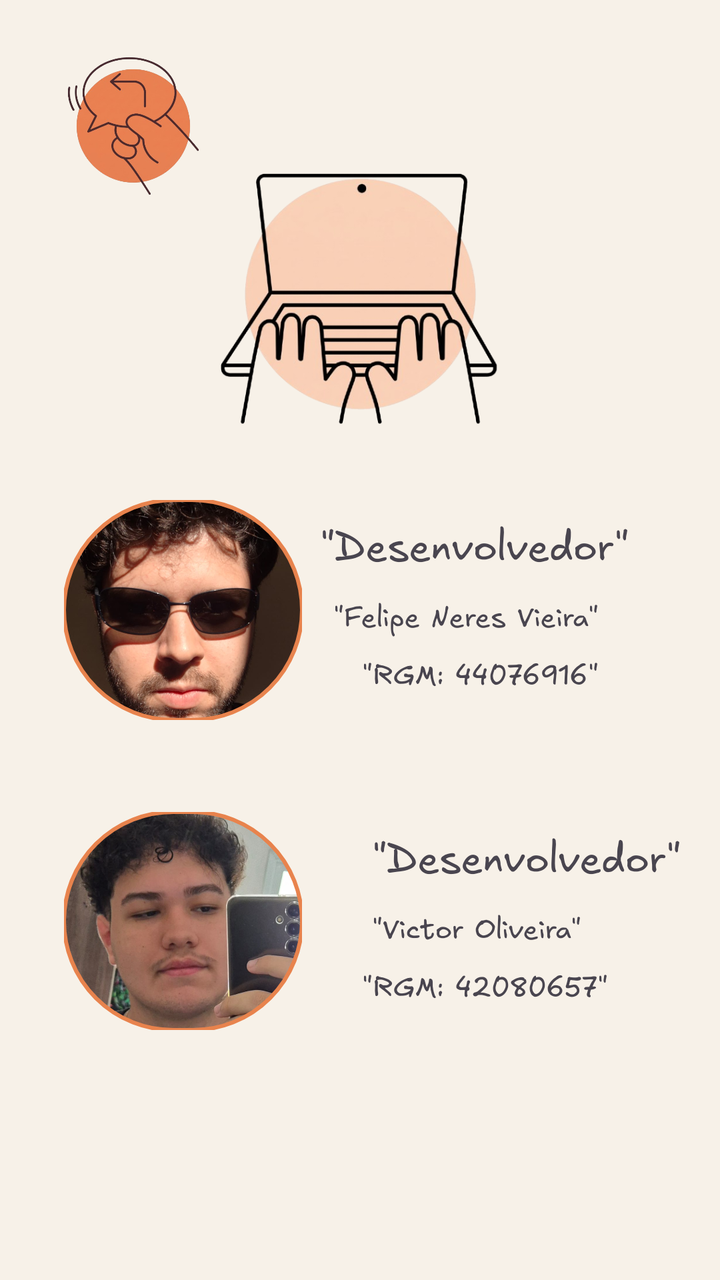
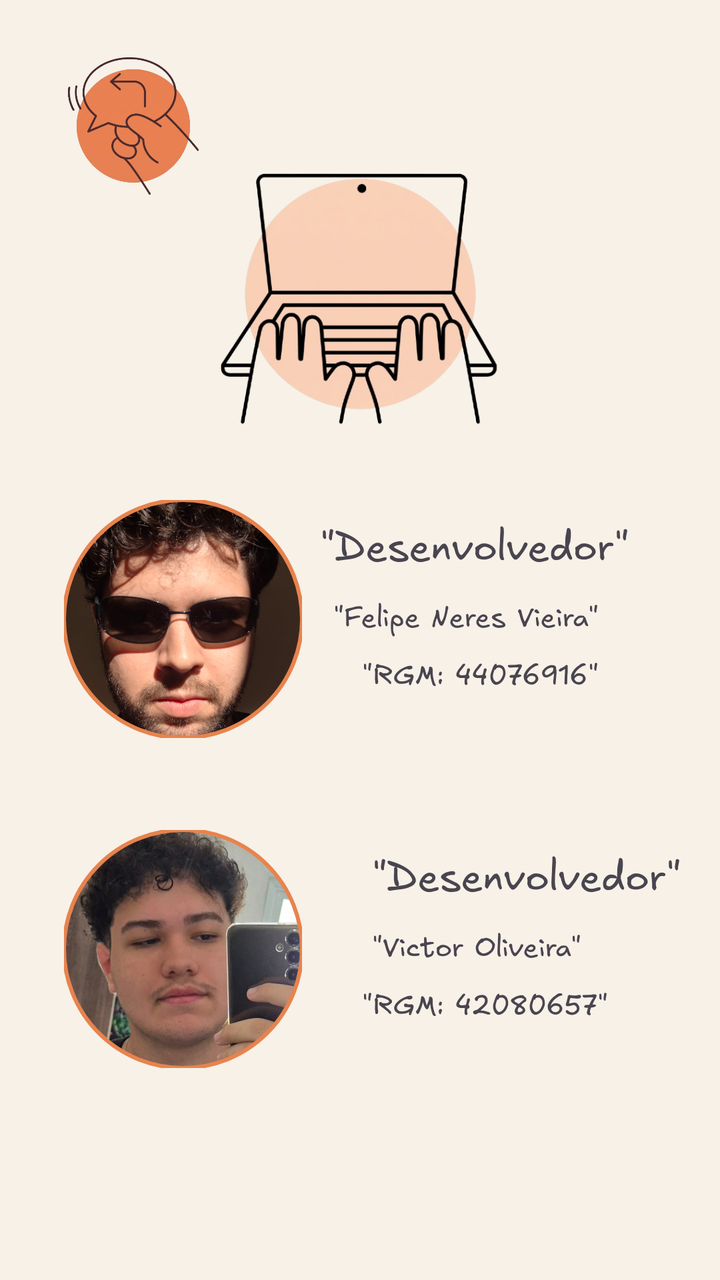

Screens rendered from an Android XML layout before and after an edit, with the pre-edit source and the edit as a unified diff.
<!-- AndroidManifest.xml: application theme Theme.QuizBandeiras -->
<!-- res/layout/activity_devs.xml -->
<?xml version="1.0" encoding="utf-8"?>
<androidx.constraintlayout.widget.ConstraintLayout xmlns:android="http://schemas.android.com/apk/res/android"
    xmlns:app="http://schemas.android.com/apk/res-auto"
    xmlns:tools="http://schemas.android.com/tools"
    android:id="@+id/main"
    android:layout_width="match_parent"
    android:layout_height="match_parent"
    android:background="@color/fundo_geral">

    <ImageView
        android:id="@+id/iv_voltar"
        android:layout_width="88dp"
        android:layout_height="78dp"
        android:layout_marginTop="24dp"
        android:contentDescription="@string/desc_voltar"
        app:layout_constraintEnd_toEndOf="parent"
        app:layout_constraintHorizontal_bias="0.083"
        app:layout_constraintStart_toStartOf="parent"
        app:layout_constraintTop_toTopOf="parent"
        app:srcCompat="@drawable/icon_voltar" />

    <ImageView
        android:id="@+id/iv_icone_dev"
        android:layout_width="167dp"
        android:layout_height="158dp"
        android:contentDescription="@null"
        app:layout_constraintBottom_toBottomOf="parent"
        app:layout_constraintEnd_toEndOf="parent"
        app:layout_constraintStart_toStartOf="parent"
        app:layout_constraintTop_toTopOf="parent"
        app:layout_constraintVertical_bias="0.141"
        app:srcCompat="@drawable/icon_dev" />

    <TextView
        android:id="@+id/tv_cargo_felipe"
        android:layout_width="wrap_content"
        android:layout_height="wrap_content"
        android:text="@string/cargo_desenvolvedor"
        android:textSize="20sp"
        app:layout_constraintEnd_toEndOf="@+id/tv_nome_felipe"
        app:layout_constraintHorizontal_bias="0.318"
        app:layout_constraintStart_toStartOf="@+id/tv_nome_felipe"
        app:layout_constraintTop_toTopOf="@id/iv_foto_felipe"
        android:layout_marginTop="8dp" />

    <com.google.android.material.imageview.ShapeableImageView
        android:id="@+id/iv_foto_victor"
        android:layout_width="119dp"
        android:layout_height="109dp"
        android:scaleType="centerCrop"
        android:contentDescription="@string/desc_foto_victor"
        app:shapeAppearanceOverlay="@style/ShapeAppearanceOverlay.Circle"
        app:srcCompat="@drawable/victor_circular"
        app:strokeColor="@color/cta_coral"
        app:strokeWidth="2dp"
        app:layout_constraintStart_toStartOf="parent"
        app:layout_constraintTop_toBottomOf="@id/iv_foto_felipe"
        android:layout_marginStart="32dp"
        android:layout_marginTop="46dp" />

    <TextView
        android:id="@+id/tv_cargo_victor"
        android:layout_width="wrap_content"
        android:layout_height="wrap_content"
        android:text="@string/cargo_desenvolvedor"
        android:textAlignment="center"
        android:textSize="20sp"
        app:layout_constraintEnd_toEndOf="@+id/tv_nome_victor"
        app:layout_constraintHorizontal_bias="0.0"
        app:layout_constraintStart_toStartOf="@+id/tv_nome_victor"
        app:layout_constraintTop_toTopOf="@id/iv_foto_victor"
        android:layout_marginTop="8dp" />

    <com.google.android.material.imageview.ShapeableImageView
        android:id="@+id/iv_foto_felipe"
        android:layout_width="119dp"
        android:layout_height="110dp"
        android:scaleType="centerCrop"
        android:contentDescription="@string/desc_foto_felipe"
        app:shapeAppearanceOverlay="@style/ShapeAppearanceOverlay.Circle"
        app:srcCompat="@drawable/feliprow_circular"
        app:strokeColor="@color/cta_coral"
        app:strokeWidth="2dp"
        app:layout_constraintStart_toStartOf="parent"
        app:layout_constraintTop_toBottomOf="@id/iv_icone_dev"
        android:layout_marginStart="32dp"
        android:layout_marginTop="24dp" />

    <TextView
        android:id="@+id/tv_nome_victor"
        android:layout_width="wrap_content"
        android:layout_height="wrap_content"
        android:text="@string/nome_dev_victor"
        android:textAlignment="center"
        app:layout_constraintEnd_toEndOf="@+id/tv_rgm_victor"
        app:layout_constraintHorizontal_bias="0.272"
        app:layout_constraintStart_toStartOf="@+id/tv_rgm_victor"
        app:layout_constraintTop_toBottomOf="@id/tv_cargo_victor"
        android:layout_marginTop="10dp" />

    <TextView
        android:id="@+id/tv_rgm_felipe"
        android:layout_width="wrap_content"
        android:layout_height="wrap_content"
        android:text="@string/rgm_felipe"
        app:layout_constraintStart_toEndOf="@id/iv_foto_felipe"
        app:layout_constraintTop_toBottomOf="@id/tv_nome_felipe"
        android:layout_marginStart="30dp"
        android:layout_marginTop="8dp" />

    <TextView
        android:id="@+id/tv_rgm_victor"
        android:layout_width="wrap_content"
        android:layout_height="wrap_content"
        android:text="@string/rgm_victor"
        app:layout_constraintStart_toEndOf="@id/iv_foto_victor"
        app:layout_constraintTop_toBottomOf="@id/tv_nome_victor"
        android:layout_marginStart="30dp"
        android:layout_marginTop="8dp" />

    <TextView
        android:id="@+id/tv_nome_felipe"
        android:layout_width="wrap_content"
        android:layout_height="wrap_content"
        android:text="@string/nome_dev_felipe"
        app:layout_constraintEnd_toEndOf="@+id/tv_rgm_felipe"
        app:layout_constraintHorizontal_bias="1.0"
        app:layout_constraintStart_toStartOf="@+id/tv_rgm_felipe"
        app:layout_constraintTop_toBottomOf="@id/tv_cargo_felipe"
        android:layout_marginTop="10dp" />

</androidx.constraintlayout.widget.ConstraintLayout>
<!-- resources referenced by this layout -->
<resources>
  <color name="cta_coral">#E8834D</color>
  <color name="fundo_geral">#F7F1E8</color>
  <!-- drawable feliprow_circular: jpeg bitmap (drawable, 782215 bytes) -->
  <!-- drawable icon_dev: png bitmap (drawable, 143508 bytes) -->
  <!-- drawable icon_voltar: png bitmap (drawable, 159083 bytes) -->
  <!-- drawable victor_circular: jpeg bitmap (drawable, 811473 bytes) -->
  <string name="cargo_desenvolvedor">\"Desenvolvedor\"</string>
  <string name="desc_foto_felipe">Foto de Felipe Neres Vieira</string>
  <string name="desc_foto_victor">Foto de Victor Oliveira</string>
  <string name="desc_voltar">Voltar para o menu principal</string>
  <string name="nome_dev_felipe">\"Felipe Neres Vieira\"</string>
  <string name="nome_dev_victor">\"Victor Oliveira\"</string>
  <string name="rgm_felipe">\"RGM: 44076916\"</string>
  <string name="rgm_victor">\"RGM: 42080657\"</string>
  <style name="ShapeAppearanceOverlay.Circle" parent="">
          <item name="cornerFamily">rounded</item>
          <item name="cornerSize">50%</item>
      </style>
  <style name="Theme.QuizBandeiras" parent="Base.Theme.QuizBandeiras" />
  <style name="Base.Theme.QuizBandeiras" parent="Theme.Material3.Light.NoActionBar">
          <item name="android:fontFamily">@font/excalifont_regular</item>
      </style>
</resources>

<!-- the commit's change to res/layout/activity_devs.xml (unified diff, before → after) -->
@@ -46,7 +46,7 @@
     <com.google.android.material.imageview.ShapeableImageView
         android:id="@+id/iv_foto_victor"
         android:layout_width="119dp"
-        android:layout_height="109dp"
+        android:layout_height="119dp"
         android:scaleType="centerCrop"
         android:contentDescription="@string/desc_foto_victor"
         app:shapeAppearanceOverlay="@style/ShapeAppearanceOverlay.Circle"
@@ -74,7 +74,7 @@
     <com.google.android.material.imageview.ShapeableImageView
         android:id="@+id/iv_foto_felipe"
         android:layout_width="119dp"
-        android:layout_height="110dp"
+        android:layout_height="119dp"
         android:scaleType="centerCrop"
         android:contentDescription="@string/desc_foto_felipe"
         app:shapeAppearanceOverlay="@style/ShapeAppearanceOverlay.Circle"
